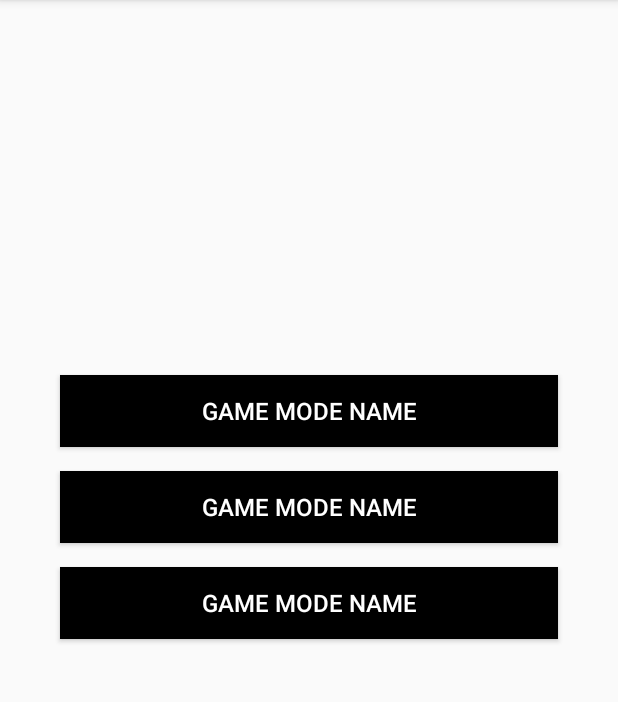
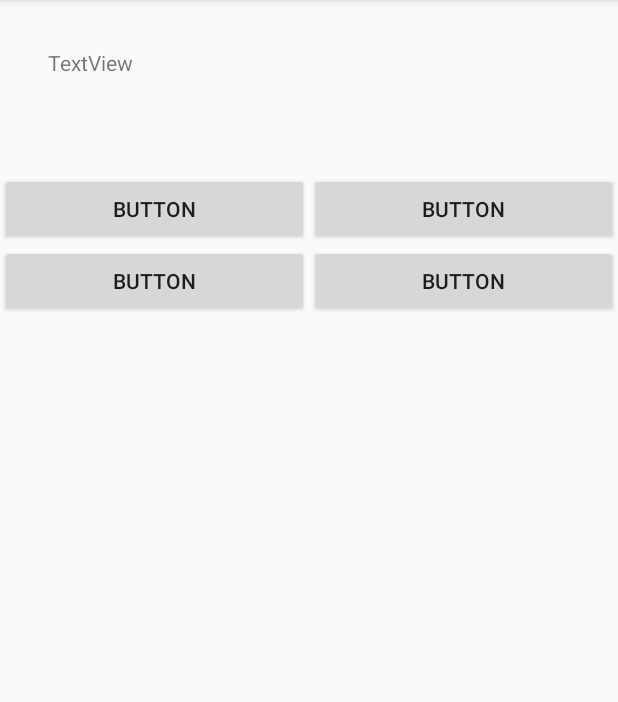
Before and after one commit to Renki27/JuegArte, an Android app: the fragment GamesFragment shown on its own in the app's theme, after a tap on "GAME MODE NAME", on a phone screen of 412 x 824 dp, the part 84-786 px from its top. Run offline under Robolectric (Android 15) with nearby library versions, the light colour scheme and no system bars; libraries missing offline, so code that uses them is left out: cn.pedant; network calls fail; pictures from the network do not load; 4 statements that could not run were skipped.

Commit message:
Juego Trivia

```diff
--- a/app/src/main/java/com/dam/juegarte/MainMenu.java
+++ b/app/src/main/java/com/dam/juegarte/MainMenu.java
@@ -76,6 +76,8 @@ public class MainMenu extends AppCompatActivity implements View.OnClickListener
 
         questionController = new QuestionController(MainMenu.this);
         questionController.loadScratchQuestions();
+        questionController.loadTriviaQuestions();
+        questionController.loadTrueFalseQuestions();
 
 /*
         Intent intent = getIntent();
--- a/app/src/main/java/com/dam/juegarte/TrueFalseGameActivity.java
+++ b/app/src/main/java/com/dam/juegarte/TrueFalseGameActivity.java
@@ -63,7 +63,7 @@ public class TrueFalseGameActivity extends AppCompatActivity {
         questionController.loadTrueFalseQuestions();
         trueFalseQuestionsPool = questionStore.getTrueFalseQuestions();
 
-        Log.d("True false: ", trueFalseQuestionsPool.toString());
+        //Log.d("True false: ", trueFalseQuestionsPool.toString());
 
         info.setContentView(R.layout.info_question);
         tv_state = info.findViewById(R.id.tv_state);
--- a/app/src/main/java/com/dam/juegarte/fragments/GamesFragment.java
+++ b/app/src/main/java/com/dam/juegarte/fragments/GamesFragment.java
@@ -14,6 +14,7 @@ import android.widget.Button;
 import com.dam.juegarte.GameMode;
 import com.dam.juegarte.R;
 import com.dam.juegarte.ScratchGame;
+import com.dam.juegarte.TriviaGameActivity;
 import com.dam.juegarte.TrueFalseGameActivity;
 import com.dam.juegarte.stores.GameModesStore;
 
@@ -63,6 +64,14 @@ public class GamesFragment extends Fragment{
 
         setButtonsNames();
 
+        gameMode1.setOnClickListener(new View.OnClickListener() {
+            @Override
+            public void onClick(View view) {
+                Intent intent = new Intent(getActivity(), TriviaGameActivity.class);
+                startActivity(intent);
+            }
+        });
+
         gameMode2.setOnClickListener(new View.OnClickListener() {
             @Override
             public void onClick(View view) {
--- /dev/null
+++ b/app/src/main/java/com/dam/juegarte/stores/TriviaQuestionsStore.java
@@ -0,0 +1,59 @@
+package com.dam.juegarte.stores;
+
+import android.content.Context;
+import android.content.SharedPreferences;
+
+import com.dam.juegarte.GameMode;
+import com.dam.juegarte.Question;
+import com.dam.juegarte.ScratchQuestion;
+import com.dam.juegarte.TriviaQuestion;
+import com.google.gson.Gson;
+import com.google.gson.reflect.TypeToken;
+
+import java.lang.reflect.Type;
+import java.util.ArrayList;
+
+public class TriviaQuestionsStore {
+
+    public static final String SP_FILE = "TriviaStore";
+    private SharedPreferences SQ_local_DB;
+    private SharedPreferences.Editor editor;
+    private static TriviaQuestionsStore triviaQuestionsStore;
+    private Context context;
+    private Gson gson = new Gson();
+
+    public TriviaQuestionsStore(Context context) {
+        this.context = context;
+        SQ_local_DB = context.getSharedPreferences(SP_FILE, Context.MODE_PRIVATE);
+        editor = SQ_local_DB.edit();
+    }
+
+    public static TriviaQuestionsStore getInstance(Context context) {
+        if (triviaQuestionsStore == null) {
+            triviaQuestionsStore = new TriviaQuestionsStore(context);
+        }
+        return triviaQuestionsStore;
+    }
+
+
+    public void storeTriviaQuestions(ArrayList<TriviaQuestion> questions) {
+        String json = gson.toJson(questions);
+        editor.putString("TriviaQuestions", json);
+        editor.commit();
+        editor.apply();
+    }
+
+    public ArrayList<TriviaQuestion> getTriviaQuestions() {
+        String json = SQ_local_DB.getString("TriviaQuestions", "");
+        Type type = new TypeToken<ArrayList<TriviaQuestion>>() {}.getType();
+        ArrayList<TriviaQuestion> tempList = gson.fromJson(json, type);
+        return tempList;
+    }
+
+    public void clearSQPool() {
+        editor.clear();
+        editor.apply();
+    }
+
+
+}
--- /dev/null
+++ b/app/src/main/res/layout/activity_trivia_game.xml
@@ -0,0 +1,82 @@
+<?xml version="1.0" encoding="utf-8"?>
+<androidx.constraintlayout.widget.ConstraintLayout xmlns:android="http://schemas.android.com/apk/res/android"
+    xmlns:app="http://schemas.android.com/apk/res-auto"
+    xmlns:tools="http://schemas.android.com/tools"
+    android:layout_width="match_parent"
+    android:layout_height="match_parent"
+    tools:context=".TriviaGameActivity">
+
+    <TextView
+        android:id="@+id/tv_questionText"
+        android:layout_width="wrap_content"
+        android:layout_height="wrap_content"
+        android:layout_marginStart="32dp"
+        android:layout_marginTop="32dp"
+        android:text="TextView"
+        app:layout_constraintStart_toStartOf="parent"
+        app:layout_constraintTop_toTopOf="parent" />
+
+    <ImageView
+        android:id="@+id/iv_question_image"
+        android:layout_width="wrap_content"
+        android:layout_height="wrap_content"
+        android:layout_marginTop="32dp"
+        app:layout_constraintEnd_toEndOf="parent"
+        app:layout_constraintStart_toStartOf="parent"
+        app:layout_constraintTop_toBottomOf="@+id/tv_questionText"
+        tools:srcCompat="@tools:sample/avatars" />
+
+    <LinearLayout
+        android:layout_width="match_parent"
+        android:layout_height="wrap_content"
+        android:layout_marginTop="32dp"
+        app:layout_constraintEnd_toEndOf="parent"
+        app:layout_constraintStart_toStartOf="parent"
+        app:layout_constraintTop_toBottomOf="@+id/iv_question_image"
+        android:orientation="vertical">
+
+        <LinearLayout
+            android:layout_width="match_parent"
+            android:layout_height="wrap_content">
+
+            <Button
+                android:id="@+id/btn_option_1"
+                android:layout_width="wrap_content"
+                android:layout_height="wrap_content"
+                android:text="Button"
+                android:layout_weight="1"/>
+
+            <Button
+                android:id="@+id/btn_option_2"
+                android:layout_width="wrap_content"
+                android:layout_height="wrap_content"
+                android:text="Button"
+                android:layout_weight="1"/>
+
+        </LinearLayout>
+
+        <LinearLayout
+            android:layout_width="match_parent"
+            android:layout_height="wrap_content">
+
+            <Button
+                android:id="@+id/btn_option_3"
+                android:layout_width="wrap_content"
+                android:layout_height="wrap_content"
+                android:text="Button"
+                android:layout_weight="1"/>
+
+            <Button
+                android:id="@+id/btn_option_4"
+                android:layout_width="wrap_content"
+                android:layout_height="wrap_content"
+                android:text="Button"
+                android:layout_weight="1"/>
+
+        </LinearLayout>
+
+
+
+    </LinearLayout>
+
+</androidx.constraintlayout.widget.ConstraintLayout>
--- a/app/src/main/res/layout/activity_true_false_game.xml
+++ b/app/src/main/res/layout/activity_true_false_game.xml
@@ -5,7 +5,7 @@
     android:layout_width="match_parent"
     android:layout_height="match_parent"
     android:orientation="vertical"
-    tools:context=".TrueOrFalse">
+    tools:context=".TrueFalseGameActivity">
 
     <LinearLayout
         android:layout_width="match_parent"
```
Also changed, not shown: app/src/main/AndroidManifest.xml (+4 -3 lines), app/src/main/java/com/dam/juegarte/TriviaGameActivity.java (added, +271 -0 lines), app/src/main/java/com/dam/juegarte/controller/QuestionController.java (+85 -1 lines).
